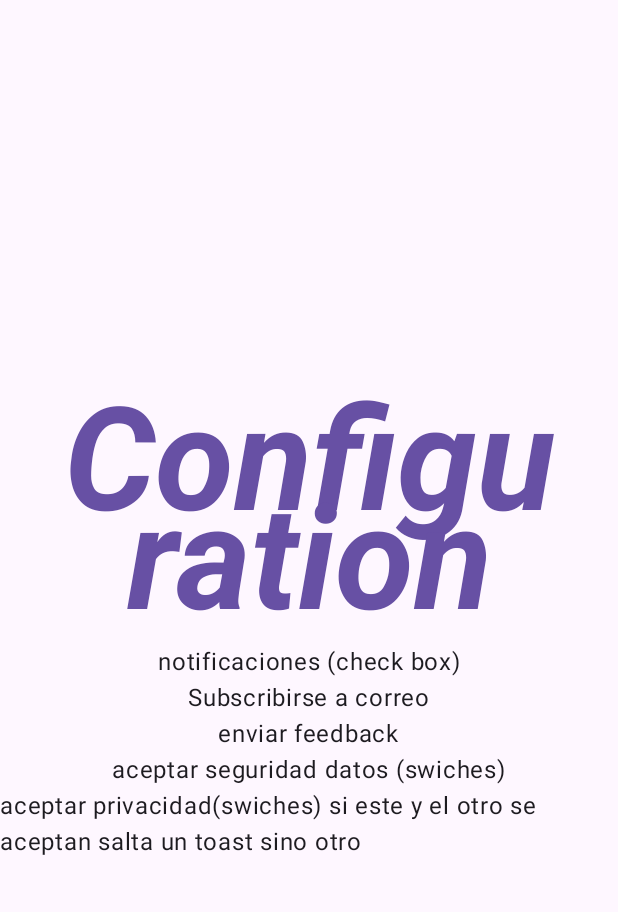
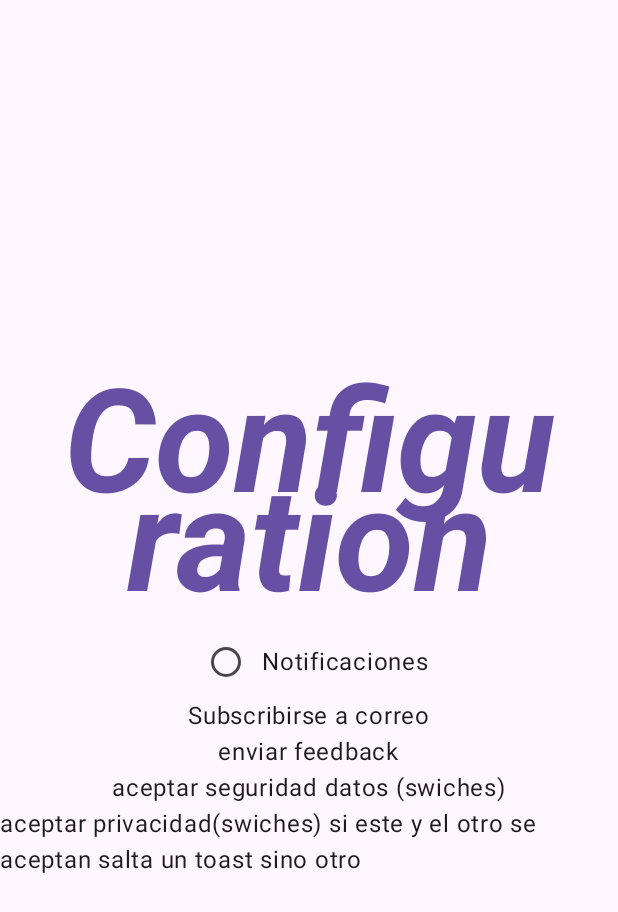
Before and after one commit to Adricarmona/ProyectoMoviles, an Android app built with Jetpack Compose: the composable configuracion shown on its own in the app's theme, on a phone screen of 412 x 824 dp. Shown: the top 912 px of the screen. Run offline under Robolectric (Android 15) with nearby library versions, the light colour scheme and no system bars.

Commit message:
algo de configuraciones y usabels de radio button

```diff
--- a/app/src/main/java/com/example/proyectomoviles/Configuracion.kt
+++ b/app/src/main/java/com/example/proyectomoviles/Configuracion.kt
@@ -4,11 +4,17 @@ import android.content.res.Configuration
 import androidx.compose.foundation.background
 import androidx.compose.foundation.layout.Arrangement
 import androidx.compose.foundation.layout.Column
+import androidx.compose.foundation.layout.Row
 import androidx.compose.foundation.layout.fillMaxSize
 import androidx.compose.foundation.layout.width
 import androidx.compose.material3.MaterialTheme
+import androidx.compose.material3.RadioButton
 import androidx.compose.material3.Text
 import androidx.compose.runtime.Composable
+import androidx.compose.runtime.getValue
+import androidx.compose.runtime.mutableStateOf
+import androidx.compose.runtime.remember
+import androidx.compose.runtime.setValue
 import androidx.compose.ui.Alignment
 import androidx.compose.ui.Modifier
 import androidx.compose.ui.platform.LocalContext
@@ -16,10 +22,13 @@ import androidx.compose.ui.tooling.preview.Preview
 import androidx.compose.ui.unit.dp
 import com.example.proyectomoviles.ui.theme.EsteticaTitulo
 import com.example.proyectomoviles.ui.theme.TipografiaTitulo
+import com.example.proyectomoviles.ui.theme.RadioButonYTexto
 
 @Composable
 fun configuracion() {
     val context = LocalContext.current
+    var notificaciones = remember { mutableStateOf(false) }
+
     Column(
         modifier = Modifier
             .fillMaxSize()
@@ -33,9 +42,8 @@ fun configuracion() {
             TipografiaTitulo.bodyLarge,
             Modifier.width(350.dp)
         )
-        Text(
-            text = "notificaciones (check box)"
-        )
+        RadioButonYTexto("Notificaciones",notificaciones)
+
         Text(
             text = "Subscribirse a correo"
         )
--- a/app/src/main/java/com/example/proyectomoviles/ui/theme/Usables.kt
+++ b/app/src/main/java/com/example/proyectomoviles/ui/theme/Usables.kt
@@ -2,10 +2,15 @@ package com.example.proyectomoviles.ui.theme
 
 import android.R
 import android.graphics.Paint
+import androidx.compose.foundation.layout.Arrangement
+import androidx.compose.foundation.layout.Row
 import androidx.compose.foundation.layout.width
 import androidx.compose.material3.MaterialTheme
+import androidx.compose.material3.RadioButton
 import androidx.compose.material3.Text
 import androidx.compose.runtime.Composable
+import androidx.compose.runtime.MutableState
+import androidx.compose.ui.Alignment
 import androidx.compose.ui.Modifier
 import androidx.compose.ui.text.TextStyle
 import androidx.compose.ui.text.style.TextAlign
@@ -33,3 +38,20 @@ fun TextoNormal(text: String)
         modifier = Modifier.width(250.dp)
     )
 }
+
+@Composable
+fun RadioButonYTexto(text: String, variable: MutableState<Boolean>)
+{
+    Row(
+        verticalAlignment = Alignment.CenterVertically,
+        horizontalArrangement = Arrangement.Center
+    ) {
+        RadioButton(
+            selected = variable.value,
+            onClick = {variable.value = !variable.value},
+        )
+        Text(
+            text = text
+        )
+    }
+}
```
